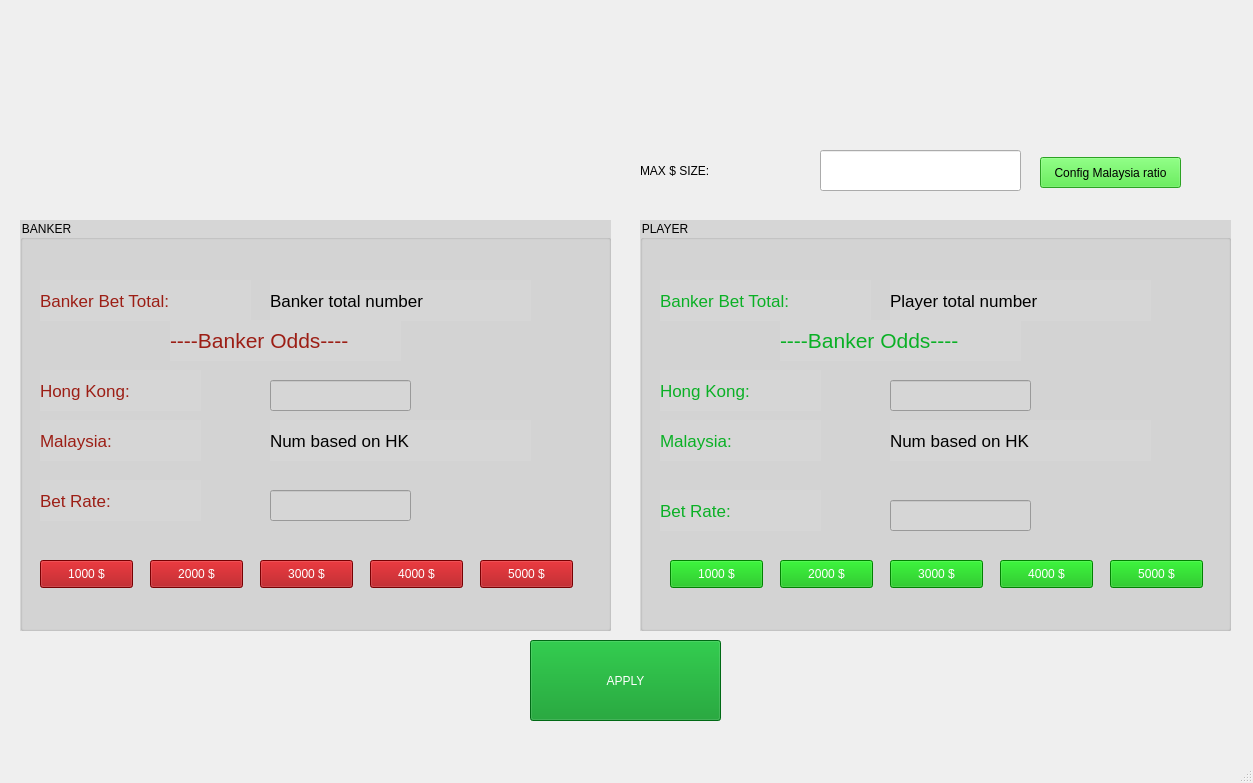
Qt form MainForm.ui (AlexanderSlokov/CalculationProject) before a commit.
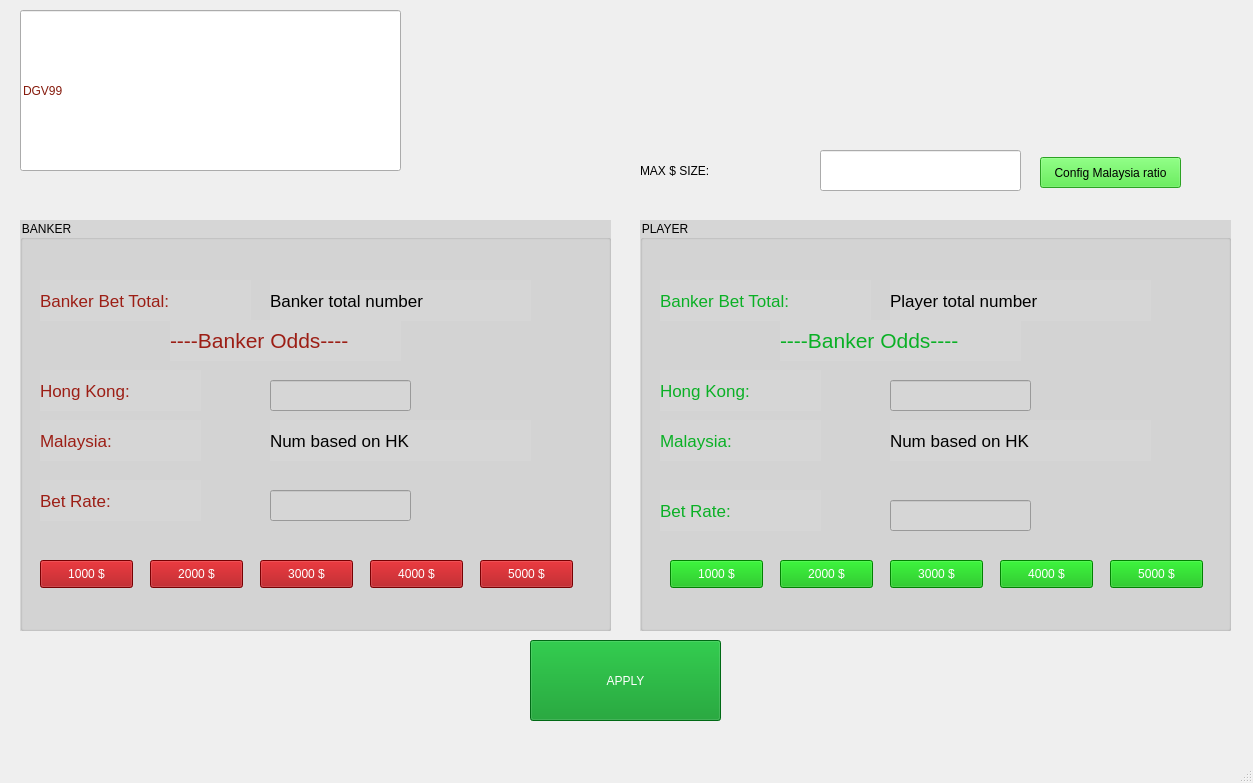
The same form after that commit. Icons and pictures are not drawn.

```diff
--- a/MainForm.ui
+++ b/MainForm.ui
@@ -650,20 +650,21 @@
      <string>Config Malaysia ratio</string>
     </property>
    </widget>
-   <widget class="QLabel" name="label_image">
+   <widget class="QLineEdit" name="lineEdit_2">
     <property name="geometry">
      <rect>
       <x>20</x>
       <y>10</y>
-      <width>251</width>
-      <height>191</height>
+      <width>381</width>
+      <height>161</height>
      </rect>
     </property>
     <property name="styleSheet">
-     <string notr="true">background-image: url(:/newPrefix/money.jpg);</string>
+     <string notr="true">font: 75 72pt &quot;MS Shell Dlg 2&quot;;
+color: rgb(134, 27, 13);</string>
     </property>
     <property name="text">
-     <string/>
+     <string>DGV99</string>
     </property>
    </widget>
   </widget>
```
Left out of the diff: 5 changed lines with no effect on the pictures.
